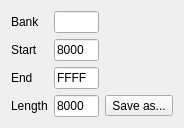
samstyle/Xpeccy, file ui/dumpdial.ui: the form before one commit.
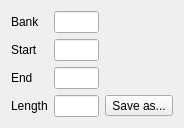
The form after the commit. Icons and pictures are not drawn. Custom widgets are drawn as their Qt base class.

What changed in the file:
```diff
--- a/ui/dumpdial.ui
+++ b/ui/dumpdial.ui
@@ -27,12 +27,9 @@
    <item>
     <layout class="QGridLayout" name="gridLayout" columnstretch="0,0,0">
      <item row="2" column="1">
-      <widget class="QLineEdit" name="leEnd">
-       <property name="inputMask">
-        <string>HHHH</string>
-       </property>
+      <widget class="xHexSpin" name="leEnd">
        <property name="text">
-        <string>FFFF</string>
+        <string/>
        </property>
       </widget>
      </item>
@@ -65,22 +62,16 @@
       </widget>
      </item>
      <item row="1" column="1">
-      <widget class="QLineEdit" name="leStart">
-       <property name="inputMask">
-        <string>HHHH</string>
-       </property>
+      <widget class="xHexSpin" name="leStart">
        <property name="text">
-        <string>8000</string>
+        <string/>
        </property>
       </widget>
      </item>
      <item row="3" column="1">
-      <widget class="QLineEdit" name="leLen">
-       <property name="inputMask">
-        <string>HHHH</string>
-       </property>
+      <widget class="xHexSpin" name="leLen">
        <property name="text">
-        <string>8000</string>
+        <string/>
        </property>
       </widget>
      </item>
@@ -163,6 +154,13 @@
    </property>
   </action>
  </widget>
+ <customwidgets>
+  <customwidget>
+   <class>xHexSpin</class>
+   <extends>QLineEdit</extends>
+   <header>stdlib.h</header>
+  </customwidget>
+ </customwidgets>
  <tabstops>
   <tabstop>leBank</tabstop>
   <tabstop>leStart</tabstop>
```
